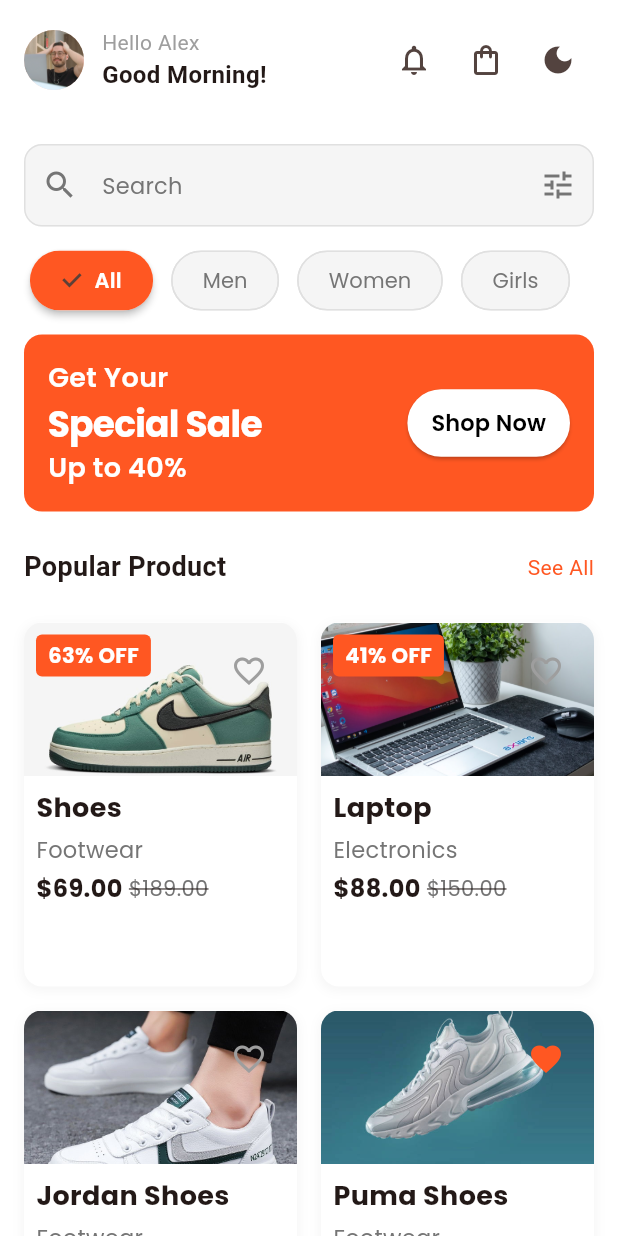
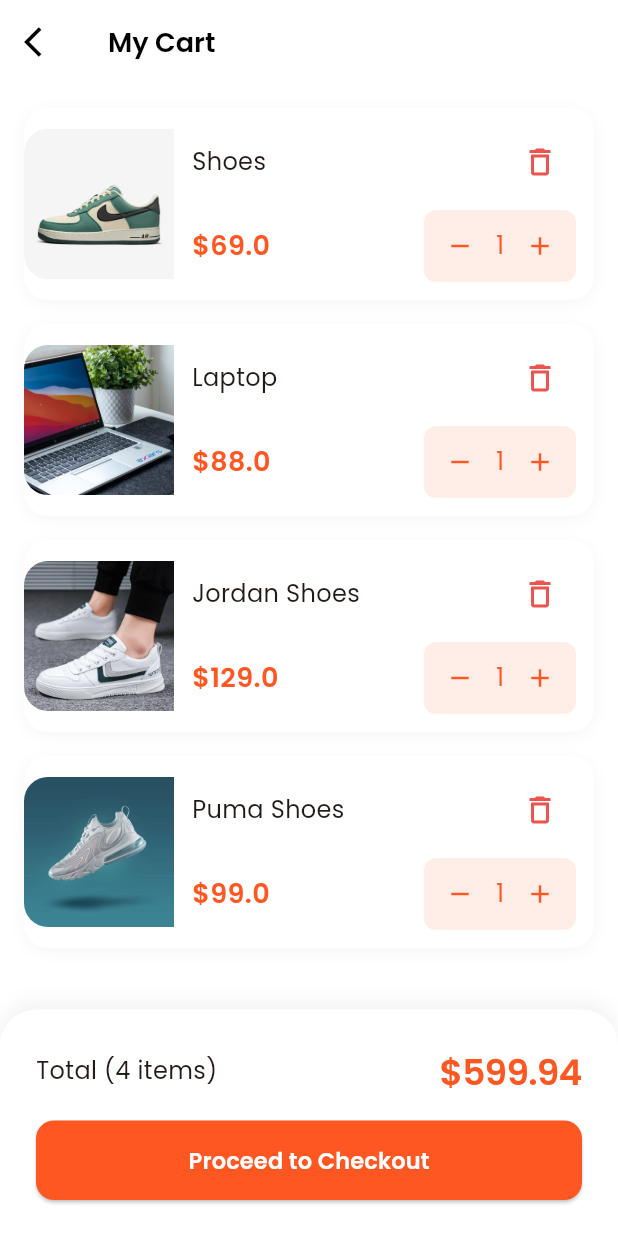
Before and after one commit to Edil-Ayehu/UI-2-Ecommerce-, a Flutter app: the HomeScreen screen opened directly, after a tap on the "shopping bag" icon, on a phone screen of 412 x 824 dp. Run offline on Flutter 3.47's test engine with Material 3 defaults, Android fonts, the phone set to English and light mode, and no system bars; our stand-ins replace get, get_storage, google_fonts, share_plus; accounts and stored records are empty.

Commit message:
cart screen

```diff
--- /dev/null
+++ b/lib/view/pages/cart_screen.dart
@@ -0,0 +1,219 @@
+import 'package:flutter/material.dart';
+import 'package:get/get.dart';
+import 'package:ecommerce_ui/utils/app_textstyles.dart';
+import 'package:ecommerce_ui/model/product.dart';
+
+class CartScreen extends StatelessWidget {
+  const CartScreen({super.key});
+
+  @override
+  Widget build(BuildContext context) {
+    final isDark = Theme.of(context).brightness == Brightness.dark;
+
+    return Scaffold(
+      backgroundColor: Theme.of(context).scaffoldBackgroundColor,
+      appBar: AppBar(
+        leading: IconButton(
+          icon: Icon(
+            Icons.arrow_back_ios,
+            color: isDark ? Colors.white : Colors.black,
+          ),
+          onPressed: () => Get.back(),
+        ),
+        title: Text(
+          'My Cart',
+          style: AppTextStyle.withColor(
+            AppTextStyle.h3,
+            isDark ? Colors.white : Colors.black,
+          ),
+        ),
+      ),
+      body: Column(
+        children: [
+          Expanded(
+            child: ListView.builder(
+              padding: const EdgeInsets.all(16),
+              itemCount: products.length,
+              itemBuilder: (context, index) => _buildCartItem(context, products[index]),
+            ),
+          ),
+          _buildCartSummary(context),
+        ],
+      ),
+    );
+  }
+
+  Widget _buildCartItem(BuildContext context, Product product) {
+    final isDark = Theme.of(context).brightness == Brightness.dark;
+
+    return Container(
+      margin: const EdgeInsets.only(bottom: 16),
+      decoration: BoxDecoration(
+        color: Theme.of(context).cardColor,
+        borderRadius: BorderRadius.circular(16),
+        boxShadow: [
+          BoxShadow(
+            color: isDark ? Colors.black.withOpacity(0.2) : Colors.grey.withOpacity(0.1),
+            blurRadius: 8,
+            offset: const Offset(0, 2),
+          ),
+        ],
+      ),
+      child: Row(
+        children: [
+          // Product Image
+          ClipRRect(
+            borderRadius: const BorderRadius.horizontal(left: Radius.circular(16)),
+            child: Image.asset(
+              product.imageUrl,
+              width: 100,
+              height: 100,
+              fit: BoxFit.cover,
+            ),
+          ),
+          Expanded(
+            child: Padding(
+              padding: const EdgeInsets.all(12),
+              child: Column(
+                crossAxisAlignment: CrossAxisAlignment.start,
+                children: [
+                  Row(
+                    mainAxisAlignment: MainAxisAlignment.spaceBetween,
+                    children: [
+                      Expanded(
+                        child: Text(
+                          product.name,
+                          style: AppTextStyle.withColor(
+                            AppTextStyle.bodyLarge,
+                            Theme.of(context).textTheme.bodyLarge!.color!,
+                          ),
+                          maxLines: 2,
+                          overflow: TextOverflow.ellipsis,
+                        ),
+                      ),
+                      IconButton(
+                        icon: Icon(
+                          Icons.delete_outline,
+                          color: Colors.red[400],
+                        ),
+                        onPressed: () {},
+                      ),
+                    ],
+                  ),
+                  const SizedBox(height: 8),
+                  Row(
+                    mainAxisAlignment: MainAxisAlignment.spaceBetween,
+                    children: [
+                      Text(
+                        '\$${product.price}',
+                        style: AppTextStyle.withColor(
+                          AppTextStyle.h3,
+                          Theme.of(context).primaryColor,
+                        ),
+                      ),
+                      Container(
+                        decoration: BoxDecoration(
+                          color: Theme.of(context).primaryColor.withOpacity(0.1),
+                          borderRadius: BorderRadius.circular(8),
+                        ),
+                        child: Row(
+                          children: [
+                            IconButton(
+                              icon: Icon(
+                                Icons.remove,
+                                color: Theme.of(context).primaryColor,
+                                size: 20,
+                              ),
+                              onPressed: () {},
+                            ),
+                            Text(
+                              '1',
+                              style: AppTextStyle.withColor(
+                                AppTextStyle.bodyLarge,
+                                Theme.of(context).primaryColor,
+                              ),
+                            ),
+                            IconButton(
+                              icon: Icon(
+                                Icons.add,
+                                color: Theme.of(context).primaryColor,
+                                size: 20,
+                              ),
+                              onPressed: () {},
+                            ),
+                          ],
+                        ),
+                      ),
+                    ],
+                  ),
+                ],
+              ),
+            ),
+          ),
+        ],
+      ),
+    );
+  }
+
+  Widget _buildCartSummary(BuildContext context) {
+    return Container(
+      padding: const EdgeInsets.all(24),
+      decoration: BoxDecoration(
+        color: Theme.of(context).cardColor,
+        borderRadius: const BorderRadius.vertical(top: Radius.circular(24)),
+        boxShadow: [
+          BoxShadow(
+            color: Colors.black.withOpacity(0.05),
+            blurRadius: 10,
+            offset: const Offset(0, -5),
+          ),
+        ],
+      ),
+      child: Column(
+        mainAxisSize: MainAxisSize.min,
+        children: [
+          Row(
+            mainAxisAlignment: MainAxisAlignment.spaceBetween,
+            children: [
+              Text(
+                'Total (4 items)',
+                style: AppTextStyle.withColor(
+                  AppTextStyle.bodyLarge,
+                  Theme.of(context).textTheme.bodyLarge!.color!,
+                ),
+              ),
+              Text(
+                '\$599.94',
+                style: AppTextStyle.withColor(
+                  AppTextStyle.h2,
+                  Theme.of(context).primaryColor,
+                ),
+              ),
+            ],
+          ),
+          const SizedBox(height: 16),
+          SizedBox(
+            width: double.infinity,
+            child: ElevatedButton(
+              onPressed: () {},
+              style: ElevatedButton.styleFrom(
+                backgroundColor: Theme.of(context).primaryColor,
+                padding: const EdgeInsets.symmetric(vertical: 16),
+                shape: RoundedRectangleBorder(
+                  borderRadius: BorderRadius.circular(12),
+                ),
+              ),
+              child: Text(
+                'Proceed to Checkout',
+                style: AppTextStyle.withColor(
+                  AppTextStyle.buttonMedium,
+                  Colors.white,
+                ),
+              ),
+            ),
+          ),
+        ],
+      ),
+    );
+  }
+}
--- a/lib/view/pages/home_screen.dart
+++ b/lib/view/pages/home_screen.dart
@@ -1,5 +1,6 @@
 import 'package:ecommerce_ui/controllers/theme_controller.dart';
 import 'package:ecommerce_ui/view/pages/all_products_screen.dart';
+import 'package:ecommerce_ui/view/pages/cart_screen.dart';
 import 'package:ecommerce_ui/view/widgets/custom_search_bar.dart';
 import 'package:ecommerce_ui/view/widgets/product_grid.dart';
 import 'package:flutter/material.dart';
@@ -53,7 +54,7 @@ class HomeScreen extends StatelessWidget {
                   ),
                   IconButton(
                     icon: const Icon(Icons.shopping_bag_outlined),
-                    onPressed: () {},
+                    onPressed: () => Get.to(() => const CartScreen()),
                   ),
                   GetBuilder<ThemeController>(
                     builder: (controller) => IconButton(
```
